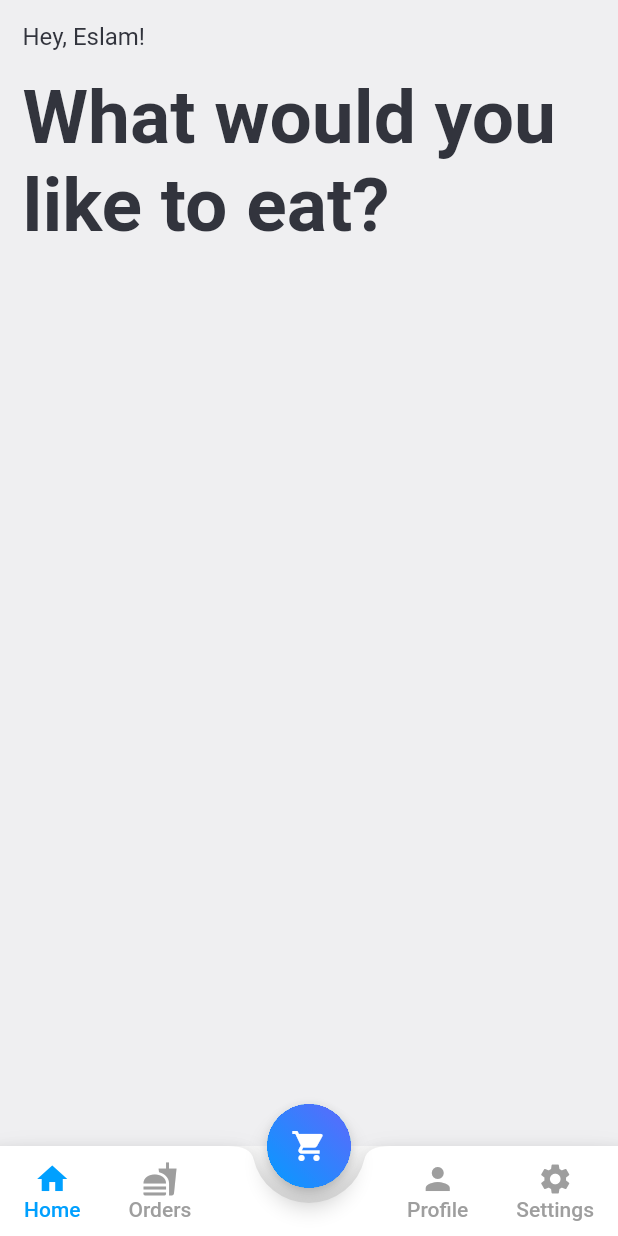
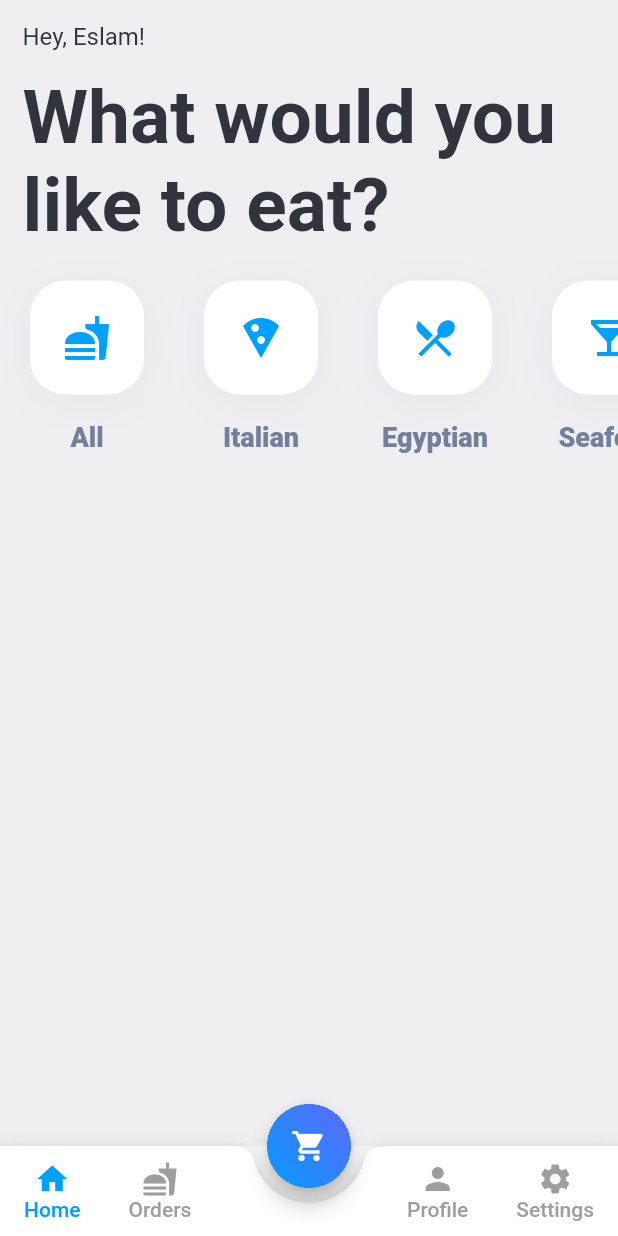
Before and after one commit to eslam0stafa23/pinoffer-flutter-version, a Flutter app: the screen it shows after launch, on a phone screen of 412 x 824 dp. Run offline on Flutter 3.47's test engine with Material 2 defaults, Android fonts, the phone set to English and light mode, and no system bars.

Commit message:
added AppToggleButton

```diff
--- a/lib/pages/home.dart
+++ b/lib/pages/home.dart
@@ -1,4 +1,6 @@
 import 'package:flutter/material.dart';
+import 'package:pinofferflutterapp/widgets/bottom_nav_button.dart';
+import 'package:pinofferflutterapp/widgets/toggle_button.dart';
 
 import '../constants.dart';
 
@@ -10,6 +12,8 @@ class HomeScreen extends StatefulWidget {
 }
 
 class _HomeScreenState extends State<HomeScreen> {
+  List<bool> _selections = List.generate(9, (_) => false);
+
   @override
   Widget build(BuildContext context) {
     return Container(
@@ -40,7 +44,73 @@ class _HomeScreenState extends State<HomeScreen> {
               textAlign: TextAlign.start,
             ),
           ),
-
+          SingleChildScrollView(
+            scrollDirection: Axis.horizontal,
+            child: ToggleButtons(
+                borderWidth: 0.0,
+                borderColor: Colors.transparent,
+                focusColor: Colors.transparent,
+                color: Colors.transparent,
+                disabledColor: Colors.transparent,
+                fillColor: Colors.transparent,
+                highlightColor: Colors.transparent,
+                disabledBorderColor: Colors.transparent,
+                selectedBorderColor: Colors.transparent,
+                selectedColor: Colors.transparent,
+                splashColor: Colors.transparent,
+                isSelected: _selections,
+                onPressed: (int index) {
+                  setState(() {
+                    for (int buttonIndex = 0;
+                        buttonIndex < _selections.length;
+                        buttonIndex++) {
+                      if (buttonIndex == index) {
+                        _selections[buttonIndex] = true;
+                      } else {
+                        _selections[buttonIndex] = false;
+                      }
+                    }
+                  });
+                },
+                children: <Widget>[
+                  AppToggleButton(
+                      buttonText: "All",
+                      buttonIcon: Icons.fastfood,
+                      toggled: _selections.elementAt(0)),
+                  AppToggleButton(
+                      buttonText: "Italian",
+                      buttonIcon: Icons.local_pizza,
+                      toggled: _selections.elementAt(1)),
+                  AppToggleButton(
+                      buttonText: "Egyptian",
+                      buttonIcon: Icons.local_dining,
+                      toggled: _selections.elementAt(2)),
+                  AppToggleButton(
+                      buttonText: "Seafood",
+                      buttonIcon: Icons.local_bar,
+                      toggled: _selections.elementAt(3)),
+                  AppToggleButton(
+                      buttonText: "Asian",
+                      buttonIcon: Icons.local_cafe,
+                      toggled: _selections.elementAt(4)),
+                  AppToggleButton(
+                      buttonText: "Turkish",
+                      buttonIcon: Icons.local_cafe,
+                      toggled: _selections.elementAt(5)),
+                  AppToggleButton(
+                      buttonText: "Greek",
+                      buttonIcon: Icons.local_drink,
+                      toggled: _selections.elementAt(6)),
+                  AppToggleButton(
+                      buttonText: "French",
+                      buttonIcon: Icons.cake,
+                      toggled: _selections.elementAt(7)),
+                  AppToggleButton(
+                      buttonText: "Chinese",
+                      buttonIcon: Icons.restaurant,
+                      toggled: _selections.elementAt(8))
+                ]),
+          )
         ],
       ),
     );
--- /dev/null
+++ b/lib/widgets/toggle_button.dart
@@ -0,0 +1,62 @@
+import 'package:flutter/material.dart';
+
+import '../constants.dart';
+
+class AppToggleButton extends StatelessWidget {
+  final String buttonText;
+  final IconData buttonIcon;
+  final bool toggled;
+
+  const AppToggleButton(
+      {@required this.buttonText,
+      @required this.buttonIcon,
+      @required this.toggled});
+
+  @override
+  Widget build(BuildContext context) {
+    return Padding(
+      padding: const EdgeInsets.all(20),
+      child: Column(
+        children: <Widget>[
+          Container(
+              child: Padding(
+                padding: EdgeInsets.all(22),
+                child: Icon(
+                  buttonIcon,
+                  color: toggled ? Colors.white : blueEnd,
+                  size: 32,
+                ),
+              ),
+              decoration: BoxDecoration(
+                  borderRadius: BorderRadius.all(Radius.circular(24)),
+                  boxShadow: toggled
+                      ? [
+                          BoxShadow(
+                              color: blueShadow,
+                              offset: Offset(0, 5),
+                              blurRadius: 24,
+                              spreadRadius: 0)
+                        ]
+                      : [
+                          BoxShadow(
+                              color: lightGrayShadow,
+                              offset: Offset(0, 5),
+                              blurRadius: 24,
+                              spreadRadius: 0)
+                        ],
+                  color: toggled ? blueEnd : Colors.white)),
+          Padding(
+            padding: EdgeInsets.only(top: 18),
+            child: Text(
+              buttonText,
+              style: TextStyle(
+                  color: toggled ? blueEnd : mediumGrayText,
+                  fontWeight: FontWeight.w800,
+                  fontSize: 18.0),
+            ),
+          )
+        ],
+      ),
+    );
+  }
+}
```
